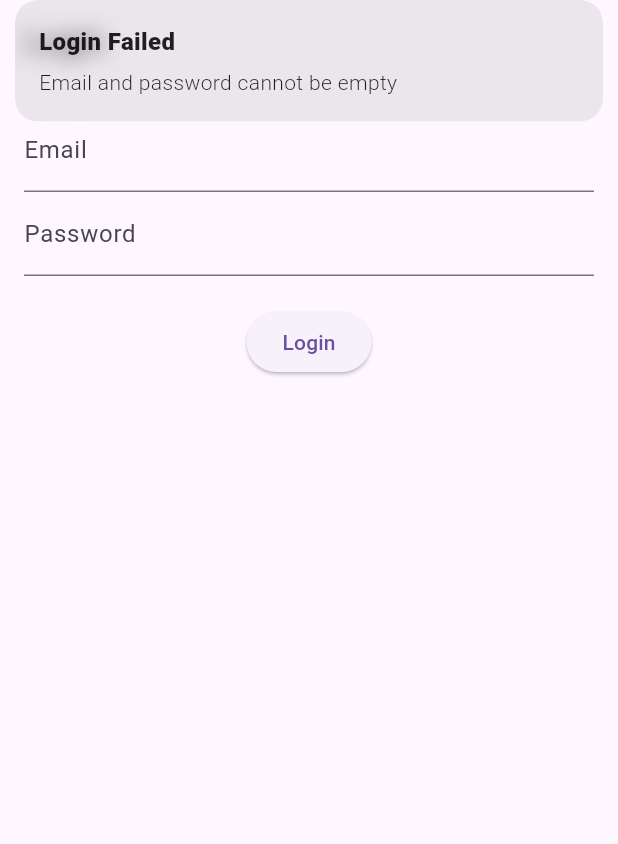
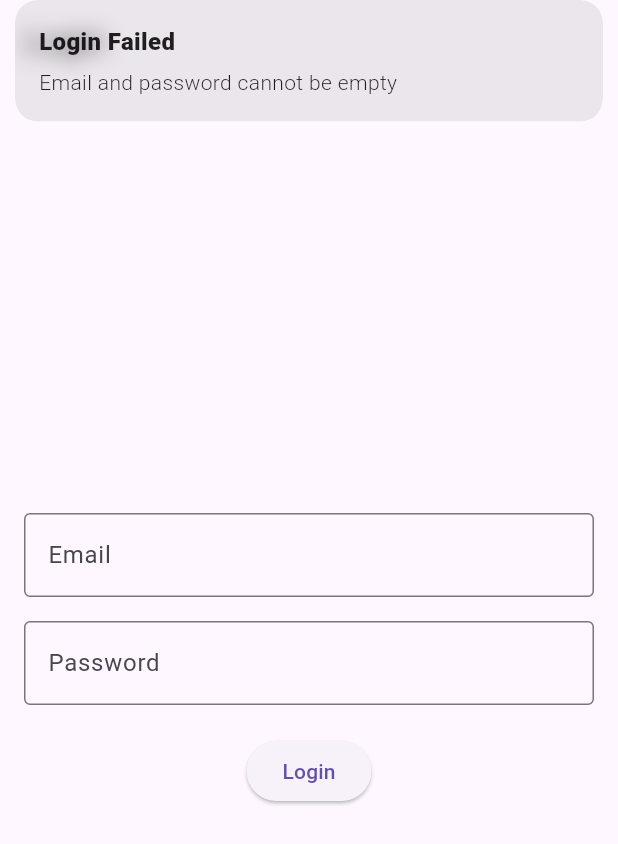
Before and after one commit to MuhammadBrataH/gerak-mobile-app, a Flutter app: the screen it shows after launch, after a tap on "Login", on a phone screen of 412 x 824 dp. Shown: the top 844 px of the screen. Run offline on Flutter 3.47's test engine with Material 3 defaults, Android fonts, the phone set to English and light mode, and no system bars; our stand-ins replace get.

Commit message:
refactor: update login view to use

```diff
--- a/lib/features/auth/views/login_view.dart
+++ b/lib/features/auth/views/login_view.dart
@@ -1,42 +1,73 @@
 import 'package:flutter/material.dart';
-import 'package:flutter/widgets.dart';
 import 'package:get/get.dart';
 import '../controllers/auth_controller.dart';
 
-class LoginView extends GetView<AuthController> {
-  LoginView({super.key});
+class LoginView extends StatefulWidget {
+  const LoginView({super.key});
 
-  final emailController = TextEditingController();
-  final passwordController = TextEditingController();
+  @override
+  State<LoginView> createState() => _LoginViewState();
+}
+
+class _LoginViewState extends State<LoginView> {
+  late TextEditingController emailController;
+  late TextEditingController passwordController;
+
+  @override
+  void initState() {
+    super.initState();
+    emailController = TextEditingController();
+    passwordController = TextEditingController();
+  }
+
+  @override
+  void dispose() {
+    emailController.dispose();
+    passwordController.dispose();
+    super.dispose();
+  }
 
   @override
   Widget build(BuildContext context) {
+    final controller = Get.find<AuthController>();
+
     return Scaffold(
-      appBar: AppBar(title: Text('Login')),
+      appBar: AppBar(title: const Text('Login')),
       body: Padding(
-        padding: EdgeInsets.all(16.0),
+        padding: const EdgeInsets.all(16.0),
         child: Column(
+          mainAxisAlignment: MainAxisAlignment.center,
           children: [
             TextField(
               controller: emailController,
-              decoration: InputDecoration(label: Text('Email')),
+              decoration: const InputDecoration(
+                label: Text('Email'),
+                border: OutlineInputBorder(),
+              ),
             ),
+            const SizedBox(height: 16),
             TextField(
               controller: passwordController,
-              decoration: InputDecoration(label: Text('Password')),
+              decoration: const InputDecoration(
+                label: Text('Password'),
+                border: OutlineInputBorder(),
+              ),
               obscureText: true,
             ),
-            SizedBox(height: 20),
+            const SizedBox(height: 20),
             Obx(
               () => ElevatedButton(
                 onPressed: controller.isLoading.value
                     ? null
                     : () {
-                        // Call the login method with dummy credentials
-                        controller.login(emailController.text, passwordController.text);
+                        controller.login(
+                          emailController.text,
+                          passwordController.text,
+                        );
                       },
-
-                child: Text('Login'),
+                child: Text(
+                  controller.isLoading.value ? 'Loading...' : 'Login',
+                ),
               ),
             ),
           ],
--- a/pubspec.yaml
+++ b/pubspec.yaml
@@ -19,7 +19,7 @@
 version: 1.0.0+1
 
 environment:
-  sdk: ^3.11.0
+  sdk: ^3.10.0
 
 # Dependencies specify other packages that your package needs in order to work.
 # To automatically upgrade your package dependencies to the latest versions
```
Also changed, not shown: pubspec.lock, 4 other files.
